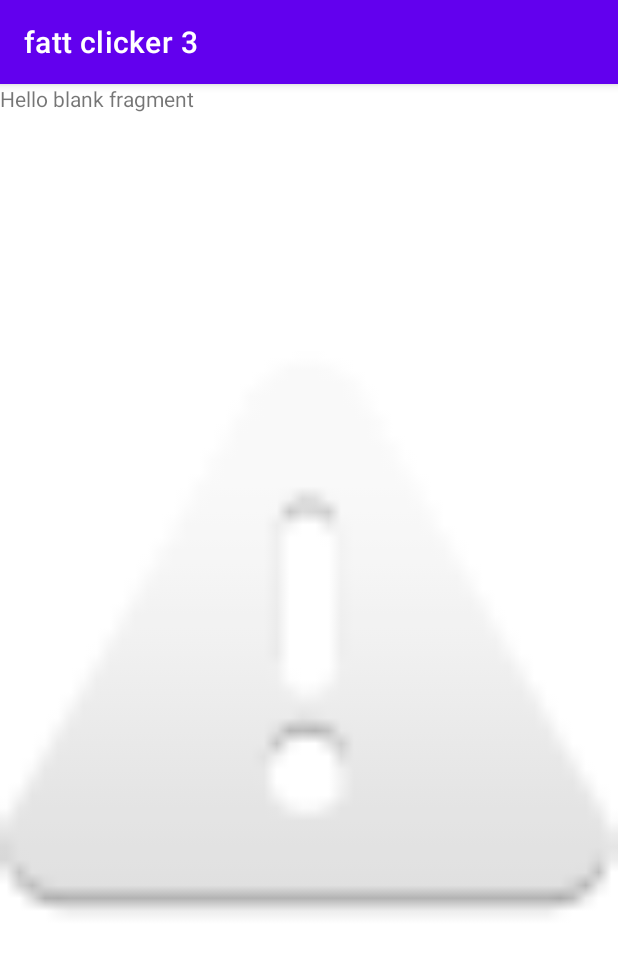
After one commit to YouriPruim/fattclicker4, an Android app: the fragment landing shown on its own in the app's theme, on a phone screen of 412 x 824 dp. The commit adds this screen. Shown: the top 954 px of the screen. Run offline under Robolectric (Android 15) with nearby library versions, the phone set to English and light mode, and no system bars.

Commit message:
add navigation.xml

```diff
--- a/app/build.gradle
+++ b/app/build.gradle
@@ -38,6 +38,8 @@
     implementation 'androidx.appcompat:appcompat:1.4.1'
     implementation 'com.google.android.material:material:1.5.0'
     implementation 'androidx.constraintlayout:constraintlayout:2.1.3'
+    implementation 'androidx.navigation:navigation-fragment-ktx:2.7.6'
+    implementation 'androidx.navigation:navigation-ui-ktx:2.7.6'
     testImplementation 'junit:junit:4.13.2'
     androidTestImplementation 'androidx.test.ext:junit:1.1.3'
     androidTestImplementation 'androidx.test.espresso:espresso-core:3.4.0'
--- /dev/null
+++ b/app/src/main/java/com/example/fattclicker3/landing.kt
@@ -0,0 +1,59 @@
+package com.example.fattclicker3
+
+import android.os.Bundle
+import androidx.fragment.app.Fragment
+import android.view.LayoutInflater
+import android.view.View
+import android.view.ViewGroup
+
+// TODO: Rename parameter arguments, choose names that match
+// the fragment initialization parameters, e.g. ARG_ITEM_NUMBER
+private const val ARG_PARAM1 = "param1"
+private const val ARG_PARAM2 = "param2"
+
+/**
+ * A simple [Fragment] subclass.
+ * Use the [landing.newInstance] factory method to
+ * create an instance of this fragment.
+ */
+class landing : Fragment() {
+    // TODO: Rename and change types of parameters
+    private var param1: String? = null
+    private var param2: String? = null
+
+    override fun onCreate(savedInstanceState: Bundle?) {
+        super.onCreate(savedInstanceState)
+        arguments?.let {
+            param1 = it.getString(ARG_PARAM1)
+            param2 = it.getString(ARG_PARAM2)
+        }
+    }
+
+    override fun onCreateView(
+        inflater: LayoutInflater, container: ViewGroup?,
+        savedInstanceState: Bundle?
+    ): View? {
+        // Inflate the layout for this fragment
+        return inflater.inflate(R.layout.fragment_landing, container, false)
+    }
+
+    companion object {
+        /**
+         * Use this factory method to create a new instance of
+         * this fragment using the provided parameters.
+         *
+         * @param param1 Parameter 1.
+         * @param param2 Parameter 2.
+         * @return A new instance of fragment landing.
+         */
+        // TODO: Rename and change types and number of parameters
+        @JvmStatic
+        fun newInstance(param1: String, param2: String) =
+            landing().apply {
+                arguments = Bundle().apply {
+                    putString(ARG_PARAM1, param1)
+                    putString(ARG_PARAM2, param2)
+                }
+            }
+    }
+}
--- /dev/null
+++ b/app/src/main/res/layout/fragment_landing.xml
@@ -0,0 +1,21 @@
+<?xml version="1.0" encoding="utf-8"?>
+<FrameLayout xmlns:android="http://schemas.android.com/apk/res/android"
+    xmlns:app="http://schemas.android.com/apk/res-auto"
+    xmlns:tools="http://schemas.android.com/tools"
+    android:layout_width="match_parent"
+    android:layout_height="match_parent"
+    tools:context=".landing">
+
+    <!-- TODO: Update blank fragment layout -->
+    <TextView
+        android:layout_width="match_parent"
+        android:layout_height="match_parent"
+        android:text="@string/hello_blank_fragment" />
+
+    <ImageView
+        android:id="@+id/imageView"
+        android:layout_width="match_parent"
+        android:layout_height="match_parent"
+        android:src="@android:drawable/ic_dialog_alert" />
+
+</FrameLayout>
--- a/app/src/main/res/values/strings.xml
+++ b/app/src/main/res/values/strings.xml
@@ -1,3 +1,5 @@
 <resources>
     <string name="app_name">fatt clicker 3</string>
+    <!-- TODO: Remove or change this placeholder text -->
+    <string name="hello_blank_fragment">Hello blank fragment</string>
 </resources>
```
Also changed, not shown: app/src/main/res/navigation/navigation.xml (added, +13 -0 lines).
